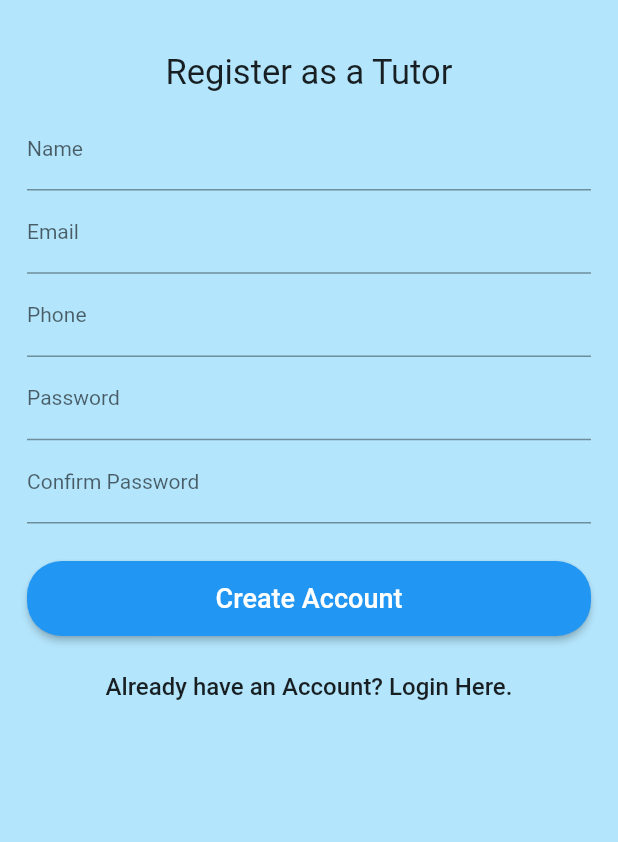
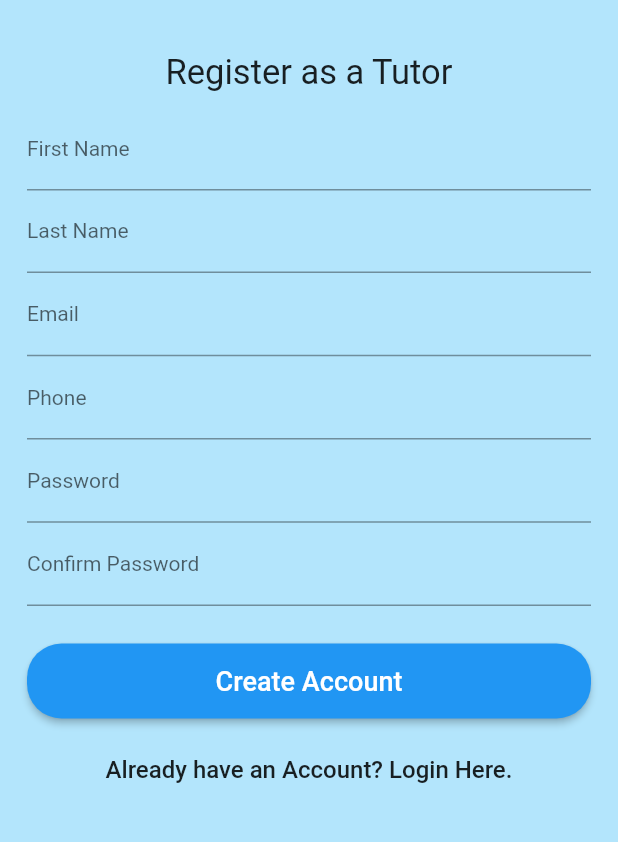
Before and after one commit to Xcoders-dev/easy-tutors, a Flutter app: the TutorRegistrationScreen screen opened directly, on a phone screen of 412 x 824 dp, the part 387-1229 px from its top. Run offline on Flutter 3.47's test engine with Material 2 defaults, Android fonts, the phone set to English and light mode, and no system bars; network calls fail; Roboto replaces fonts that are missing (Brand Bold).

Commit message:
Model classes for Student, Tutor, TuitionRequest done.
The Model Classes constructed  to aid in making backend. The three model classes Student, Tutor, TutionRequest class constucted with all the  attributes, constructor and copy c constructor for each.

```diff
--- /dev/null
+++ b/lib/model/student.dart
@@ -0,0 +1,87 @@
+import 'package:easy_tutor/model/tutionRequest.dart';
+
+
+class Student {
+  int studentID;
+  String firstName;
+  String lastName;
+  //authentication
+  String email;
+  String password;
+
+  String phoneNo;
+
+  //TutionRequest request;
+
+  Student(
+    this.firstName,
+    this.lastName,
+    this.email,
+    this.password,
+    this.phoneNo,
+
+  );
+
+  Student.copy(Student from)
+      : this(from.firstName, from.lastName, from.email, from.password,
+            from.phoneNo);
+
+//   void setProfile(String fn, String ln, String mail, String phone){
+//     firstName= fn;
+//     lastName = ln;
+//     email = mail;
+//     phoneNo = phone;
+//   }
+
+//   void setAll(String fn, String ln, String mail, String pas, String phone) {
+//     firstName = fn;
+//     lastName = ln;
+//     email = mail;
+//     password = pas;
+//     phoneNo = phone;
+//   }
+
+//   //! SQL command for registration
+//   void registrationStudent(
+//       String fn, String ln, String mail, String pas, String phone) {
+//       //? dummy data
+//       String dbemail = "em@EM.com";
+//       if(dbemail == mail ){
+
+//       }else{
+//       }
+//   }
+
+//   //! SQL command for LogIn and retriving all data for login
+//   Student loginStudent(String mail, String pass) {
+//     Student tempStud;
+//     //? dummy data
+//     String dbmail = "em@EM";
+//     String dbpass = "PASS";
+//     //? store in temp Student obj
+
+//     if (mail == dbmail && pass == dbpass) {
+//     setAll('jamee', 'shahriyar', mail, pass, "012324456");
+//     }
+//     return tempStud;
+//   }
+
+// //! SQL command for updating student profile
+
+//  void updateStudentProfile(String fn, String ln, String mail, String phone){
+
+//    //? dummy data
+//     String dbemail = "em@EM.com"; // duplicate email in DB
+//     String dbphNUM = "01234"; // duplicate phone_Num in DB
+
+//     if (dbemail == mail) {
+//       //Unsuccess notification pop-up
+//     } else if (dbphNUM == phone) {
+//       //Unsuccess notification pop-up
+//     } else {
+
+//       setProfile(fn, ln, mail, phone);
+//     }
+
+//  }
+}
--- /dev/null
+++ b/lib/model/tutionRequest.dart
@@ -0,0 +1,63 @@
+class TutionRequest{
+  int requestID;
+  String category;
+  String daysWeekly;
+  String city;
+  String subject;
+  String studentClass;
+  String time;
+  String salary;
+
+  String tutorEmail;
+  String studentEmail;
+
+  bool statusStudent;
+  bool statusTutor;
+
+
+  TutionRequest(
+    [this.category, this.daysWeekly, this.city,
+    this.subject, this.studentClass, this.time, this.salary,
+    this.tutorEmail, this.studentEmail, this.statusStudent, this.statusTutor]
+   );
+
+  TutionRequest.copy(TutionRequest from): this(from.category, from.daysWeekly,
+   from.city, from.subject, from.studentClass, from.time, from.salary,
+   from.tutorEmail, from.studentEmail, from.statusStudent, from.statusTutor);
+
+
+  //  setTutionRequest(String id, String cat, String days, String _city, String sub,String studClass, String _time, String sal ){
+  //     requestID = id;
+  //     category = cat;
+  //     daysWeekly = days;
+  //     city= _city;
+  //     subject = sub;
+  //     studentClass = studClass;
+  //     time  = _time;
+  //     salary = sal;
+  //  }
+
+  //  void setTutorEmail(String e){
+  //         tutorEmail = e;
+  //         // might have to access sql command to enter into database
+  //  }
+
+  //  void setStudentEmail(String e){
+  //    studentEmail = e;
+  //         // might have to access sql command to enter into database
+  //  }
+
+  //  void createTutionRequest(String id, String cat, String days, String _city,
+  //  String sub,String studClass, String _time, String sal ){
+  //       // SQL command to insert into TutionRequest table
+  //       // ps.executeUpdate();
+  //       setTutionRequest(id, cat, days, _city, sub, studClass, _time, sal);
+  //  }
+
+  //  List<TutionRequest> displayAllTutionRequest(){
+  //    List<TutionRequest> tempArrayList ;
+  //   return tempArrayList;
+  //  }
+
+
+}
--- /dev/null
+++ b/lib/model/tutor.dart
@@ -0,0 +1,128 @@
+import 'package:easy_tutor/model/tutionRequest.dart';
+
+class Tutor {
+  int tutorID;
+  String firstName;
+  String lastName;
+  String email;
+  String password;
+  String phoneNo;
+  String gender;
+  String location;
+  String availTimeFrom;
+  String availTimeTo;
+  String prefCity;
+  String expectedSal;
+  String aboutMe;
+
+  //TutionRequest request;
+
+  Tutor([
+    this.firstName,
+    this.lastName,
+    this.email,
+    this.password,
+    this.phoneNo,
+    this.gender,
+    this.prefCity,
+    this.expectedSal,
+    this.aboutMe,
+    this.availTimeFrom,
+    this.availTimeTo,
+    this.location,
+  ]);
+
+  Tutor.copy(Tutor from)
+      : this(
+          from.firstName,
+          from.lastName,
+          from.email,
+          from.password,
+          from.phoneNo,
+          from.gender,
+          from.prefCity,
+          from.expectedSal,
+          from.aboutMe,
+          from.availTimeFrom,
+          from.availTimeTo,
+          from.location,
+        );
+
+  // void setTutorRegistration(String fn, String ln, String mail, String pas, String phone) {
+  //   firstName = fn;
+  //   lastName = ln;
+  //   email = mail;
+  //   password = pas;
+  //   phoneNo = phone;
+  // }
+
+  // void setProfile(String f, String l, String mail, String phone, String pCity,
+  //     String sal, String about, String timeFrom, String timeTo, String local) {
+  //   firstName = f;
+  //   lastName = l;
+  //   email =mail;
+  //   phoneNo = phone;
+  //   prefCity = pCity;
+  //   expectedSal = sal;
+  //   aboutMe = about;
+  //   availTimeFrom = timeFrom;
+  //   availTimeTo = timeTo;
+  //   location = local;
+  // }
+
+  // void setAll(
+  //     String fn, String ln, String mail, String pas, String phone, String _gender,
+  //     String pCity, String sal, String about, String timeFrom, String timeTo, String local) {
+  //   firstName = fn;
+  //   lastName = ln;
+  //   email = mail;
+  //   password = pas;
+  //   phoneNo = phone;
+  //   gender = _gender;
+  //   prefCity = pCity;
+  //   expectedSal = sal;
+  //   aboutMe = about;
+  //   availTimeFrom = timeFrom;
+  //   availTimeTo = timeTo;
+  //   location = local;
+  // }
+
+  // void registrationTutor(
+  //     String fn, String ln, String mail, String pas, String phone) {
+  //   //? dummy data
+  //   String dbemail = "em@EM.com";
+  //   if (dbemail == mail) {
+  //     //Unsuccessful notification pop-up
+  //   } else {
+  //   }
+  // }
+
+  // void updateTutorProfile(String fn, String ln, String mail, String phone, String pCity, String sal,
+  //     String about, String timeFrom, String timeTo, String local) {
+  //   //? dummy data
+  //   String dbemail = "em@EM.com"; // duplicate email in DB
+  //   String dbphNUM = "01234"; // duplicate phone_Num in DB
+  //   if (dbemail == mail) {
+  //     //Unsuccess notification pop-up
+  //   } else if (dbphNUM == phone) {
+  //     //Unsuccess notification pop-up
+  //   } else {
+  //     setProfile(
+  //         fn, ln, mail, phone, pCity, sal, about, timeFrom, timeTo, local);
+  //   }
+  // }
+
+  // //! SQL command for retriving all data for login
+  // Tutor loginTutor(String mail, String pass) {
+  //   Tutor tempTutor;
+  //    //? dummy data
+  //   String dbmail = "em@EM";
+  //   String dbpass = "PASS";
+  //   //? store in temp Student obj
+  //   if (mail == dbmail && pass == dbpass) {
+  //     setAll('Shadman', 'Rahman', mail, pass, '234234243', 'male', 'Johor',
+  //         '300', 'sadadasdaasdasd', '6:00', '10:00', 'Johor');
+  //   }
+  //   return tempTutor;
+  // }
+}
--- a/lib/screens/tutorRegistrationScreen.dart
+++ b/lib/screens/tutorRegistrationScreen.dart
@@ -42,9 +42,28 @@ class TutorRegistrationScreen extends StatelessWidget {
                       height: 0.50,
                     ),
                     TextField(
-                      keyboardType: TextInputType.text,
+                      keyboardType: TextInputType.name,
                       decoration: InputDecoration(
-                        labelText: "Name",
+                        labelText: "First Name",
+                        labelStyle: TextStyle(
+                          fontSize: 14.0,
+                          fontFamily: "Brand Bold",
+                        ),
+                        hintStyle: TextStyle(
+                          color: Colors.grey,
+                          fontSize: 10.0,
+                        ),
+                      ),
+                      style: TextStyle(fontSize: 14.0),
+                    ),
+
+                    SizedBox(
+                      height: 0.50,
+                    ),
+                    TextField(
+                      keyboardType: TextInputType.name,
+                      decoration: InputDecoration(
+                        labelText: "Last Name",
                         labelStyle: TextStyle(
                           fontSize: 14.0,
                           fontFamily: "Brand Bold",
```
Also changed, not shown: lib/screens/guardianRegistrationScreen.dart (+21 -3 lines), lib/screens/student_profile.dart (+0 -11 lines), lib/screens/student_profile_edit.dart (+0 -14 lines), lib/screens/tutor_profile.dart (+0 -11 lines), lib/screens/tutor_profile_edit.dart (+0 -15 lines), 1 other file.
